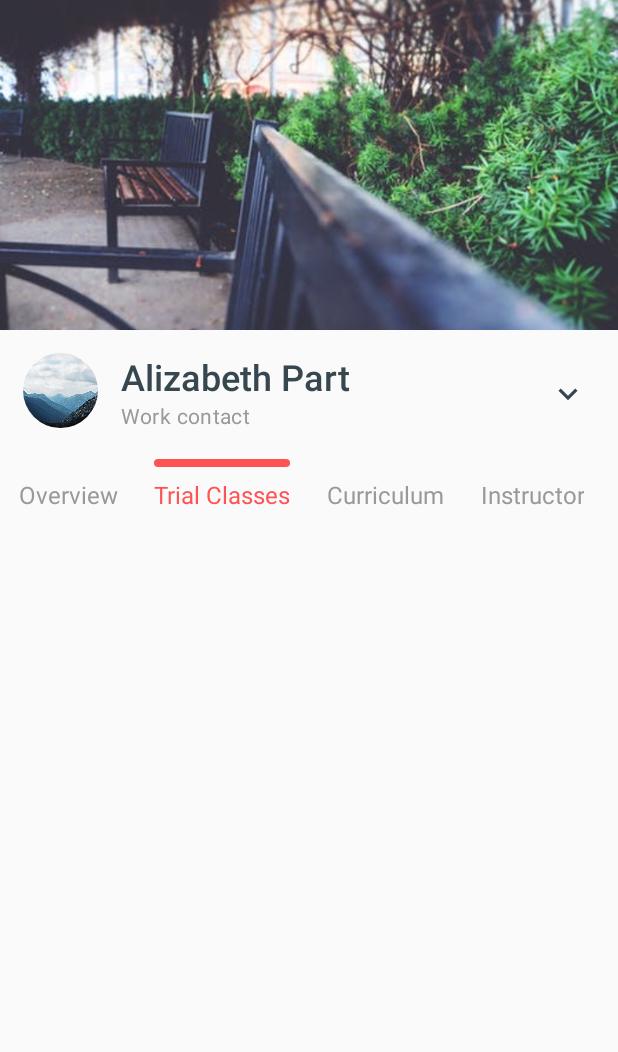
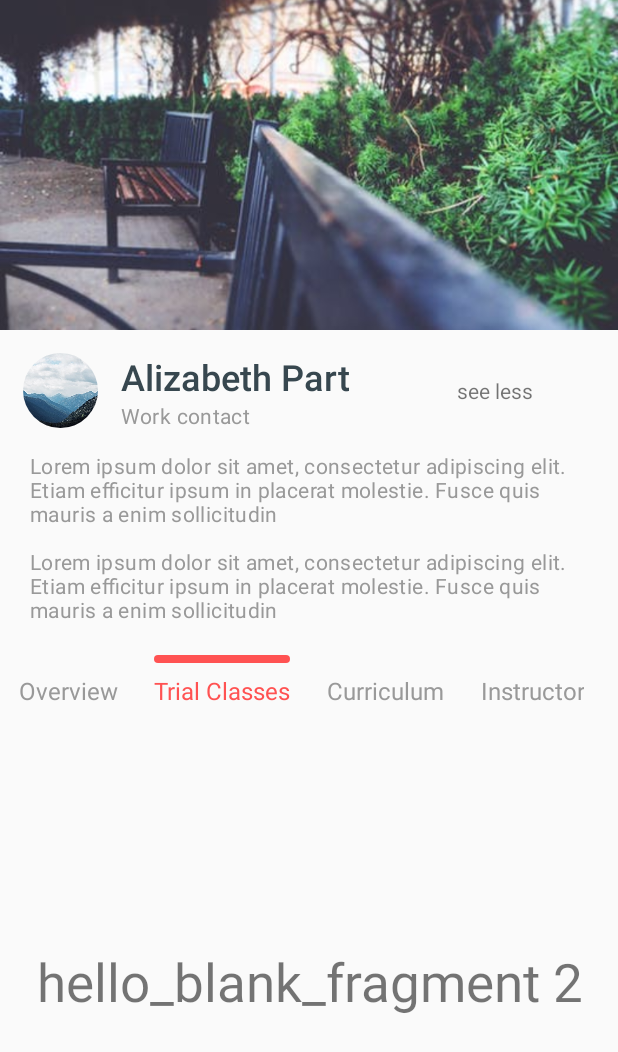
Before and after one commit to AjAyPaNcHaLDev/online-study-android, an Android app: the PlayerMain screen opened directly, with no data from a screen before it, tab 2 chosen, on a phone screen of 412 x 824 dp. Shown: the top 1052 px of the screen. Run offline under Robolectric (Android 15) with nearby library versions, the phone set to English and light mode, and no system bars; plain views replace CircularImageView.

Commit message:
tab layout work now

```diff
--- a/app/src/main/AndroidManifest.xml
+++ b/app/src/main/AndroidManifest.xml
@@ -10,6 +10,8 @@
 
     <application
         android:allowBackup="true"
+        android:largeHeap="true"
+        android:hardwareAccelerated="false"
         android:dataExtractionRules="@xml/data_extraction_rules"
         android:fullBackupContent="@xml/backup_rules"
         android:icon="@mipmap/ic_launcher"
--- a/app/src/main/java/com/dde/online/PlayerMain.java
+++ b/app/src/main/java/com/dde/online/PlayerMain.java
@@ -4,6 +4,7 @@ import androidx.appcompat.app.AppCompatActivity;
 import android.os.Bundle;
 import android.view.View;
 import android.widget.ImageView;
+import android.widget.TextView;
 import android.widget.Toast;
 
 import com.dde.online.Fragment.Home;
@@ -12,52 +13,73 @@ import com.dde.online.Fragment.TrialClasses;
 import com.dde.online.utils.Tools;
 import com.dde.online.utils.ViewAnimation;
 import com.google.android.material.tabs.TabItem;
+import com.google.android.material.tabs.TabLayout;
 
 public class PlayerMain extends AppCompatActivity {
-    private ImageView bt_toggle;
+    private TextView bt_toggle;
     private View lyt_more;
     TabItem overView,trialClasses;
+    TabLayout tabLayout;
     @Override
     protected void onCreate(Bundle savedInstanceState) {
         super.onCreate(savedInstanceState);
         setContentView(R.layout.activity_player_main);
 
         lyt_more = findViewById(R.id.lyt_more);
-        lyt_more.setVisibility(View.GONE);
+//        lyt_more.setVisibility(View.GONE);
         bt_toggle = findViewById(R.id.bt_toggle);
         bt_toggle.setOnClickListener(new View.OnClickListener() {
             @Override
             public void onClick(View view) {
-                toggleSection(bt_toggle);
+                toggleSection();
             }
         });
+        getSupportFragmentManager().beginTransaction().replace(R.id.tab_container,new Overview()).commit();//    this is the home fragment by default
 
-        overView=findViewById(R.id.overView);
-        overView.setOnClickListener(new View.OnClickListener() {
-            @Override
-            public void onClick(View view) {
-                getSupportFragmentManager().beginTransaction().replace(R.id.tab_container,new Overview()).commit();//    this is the home fragment by default
-            }
-        });
-        trialClasses=findViewById(R.id.trialClasses);
-        trialClasses.setOnClickListener(new View.OnClickListener() {
-            @Override
-            public void onClick(View view) {
-                getSupportFragmentManager().beginTransaction().replace(R.id.tab_container,new TrialClasses()).commit();//    this is the home fragment by default
-            }
-        });
+        tabLayout=findViewById(R.id.tab_layout);
+       tabLayout.setOnTabSelectedListener(new TabLayout.BaseOnTabSelectedListener() {
+           @Override
+           public void onTabSelected(TabLayout.Tab tab) {
+
+               switch (tab.getPosition()){
+                   case 0:
+                       getSupportFragmentManager().beginTransaction().replace(R.id.tab_container,new Overview()).commit();//    this is the home fragment by default
+
+                       Toast.makeText(PlayerMain.this,"overview selected",Toast.LENGTH_SHORT).show();
+                       break;
+                   case 1:
+                       getSupportFragmentManager().beginTransaction().replace(R.id.tab_container,new TrialClasses()).commit();//    this is the home fragment by default
+
+                       Toast.makeText(PlayerMain.this,"trial classes selected",Toast.LENGTH_SHORT).show();
+                       break;
+               }
+           }
+
+           @Override
+           public void onTabUnselected(TabLayout.Tab tab) {
+
+           }
+
+           @Override
+           public void onTabReselected(TabLayout.Tab tab) {
+
+           }
+       });
+
     }
-    private void toggleSection(View view) {
-        boolean show = Tools.toggleArrow(view);
-        if (show) {
+    private void toggleSection( ) {
+//        boolean show = Tools.toggleArrow(view);
+        if (lyt_more.getVisibility()==View.VISIBLE) {
+            bt_toggle.setText("see more");
+            ViewAnimation.collapse(lyt_more);
+        } else {
             ViewAnimation.expand(lyt_more, new ViewAnimation.AnimListener() {
                 @Override
                 public void onFinish() {
+                    bt_toggle.setText("see less");
 
                 }
             });
-        } else {
-            ViewAnimation.collapse(lyt_more);
         }
     }
 }
--- a/app/src/main/java/com/dde/online/slidescreen/SliderImageCardAuto.java
+++ b/app/src/main/java/com/dde/online/slidescreen/SliderImageCardAuto.java
@@ -31,6 +31,7 @@ import com.dde.online.utils.Tools;
 import java.util.ArrayList;
 import java.util.List;
 
+//---------------not in use-------------
 public class SliderImageCardAuto extends AppCompatActivity {
 
     private View parent_view;
--- a/app/src/main/res/layout/activity_player_main.xml
+++ b/app/src/main/res/layout/activity_player_main.xml
@@ -20,6 +20,20 @@
         android:layout_width="match_parent"
         android:layout_height="wrap_content"
         android:orientation="vertical">
+
+      <TextView
+          android:id="@+id/bt_toggle"
+          android:layout_width="117dp"
+          android:layout_height="59dp"
+          android:layout_marginHorizontal="@dimen/spacing_medium"
+          android:layout_marginVertical="@dimen/spacing_large"
+          android:background="?attr/selectableItemBackgroundBorderless"
+          android:clickable="true"
+         android:padding="@dimen/spacing_large"
+          android:text="see less"
+          app:layout_constraintEnd_toEndOf="parent"
+          app:layout_constraintTop_toBottomOf="@+id/image_view"
+          app:tint="@color/grey_80" />
 
       <ImageView
           android:id="@+id/image_view"
@@ -70,20 +84,6 @@
           app:layout_constraintBottom_toBottomOf="@+id/image"
           app:layout_constraintStart_toEndOf="@+id/image"
           app:layout_constraintTop_toBottomOf="@+id/title" />
-
-      <ImageView
-          android:id="@+id/bt_toggle"
-          android:layout_width="?attr/actionBarSize"
-          android:layout_height="?attr/actionBarSize"
-          android:layout_marginHorizontal="@dimen/spacing_medium"
-          android:layout_marginVertical="@dimen/spacing_large"
-          android:background="?attr/selectableItemBackgroundBorderless"
-          android:clickable="true"
-          android:padding="@dimen/spacing_large"
-          app:layout_constraintEnd_toEndOf="parent"
-          app:layout_constraintTop_toBottomOf="@+id/image_view"
-          app:srcCompat="@drawable/ic_expand_arrow"
-          app:tint="@color/grey_80" />
 
 
       <LinearLayout
@@ -154,21 +154,21 @@
           android:text="Trial Classes" />
 
       <com.google.android.material.tabs.TabItem
-          android:id="@+id/tab_4"
+          android:id="@+id/curriculum"
           android:layout_width="wrap_content"
           android:layout_height="wrap_content"
           android:background="@android:color/transparent"
           android:text="Curriculum" />
 
       <com.google.android.material.tabs.TabItem
-          android:id="@+id/tab_5"
+          android:id="@+id/instructor"
           android:layout_width="wrap_content"
           android:layout_height="wrap_content"
           android:background="@android:color/transparent"
           android:text="Instructor" />
 
       <com.google.android.material.tabs.TabItem
-          android:id="@+id/tab_7"
+          android:id="@+id/reviews"
           android:layout_width="wrap_content"
           android:layout_height="wrap_content"
           android:background="@android:color/transparent"
@@ -183,7 +183,7 @@
 
 <androidx.fragment.app.FragmentContainerView
     android:layout_width="match_parent"
-    android:layout_height="wrap_content"
+    android:layout_height="match_parent"
     android:id="@+id/tab_container"
     >
 
```
